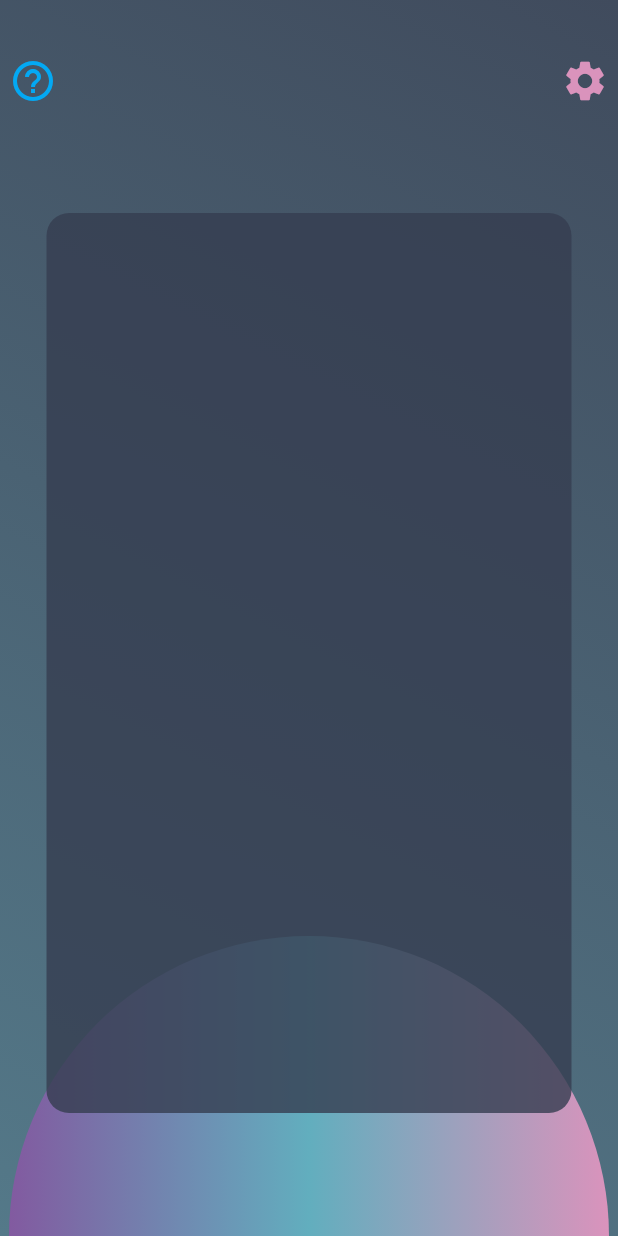
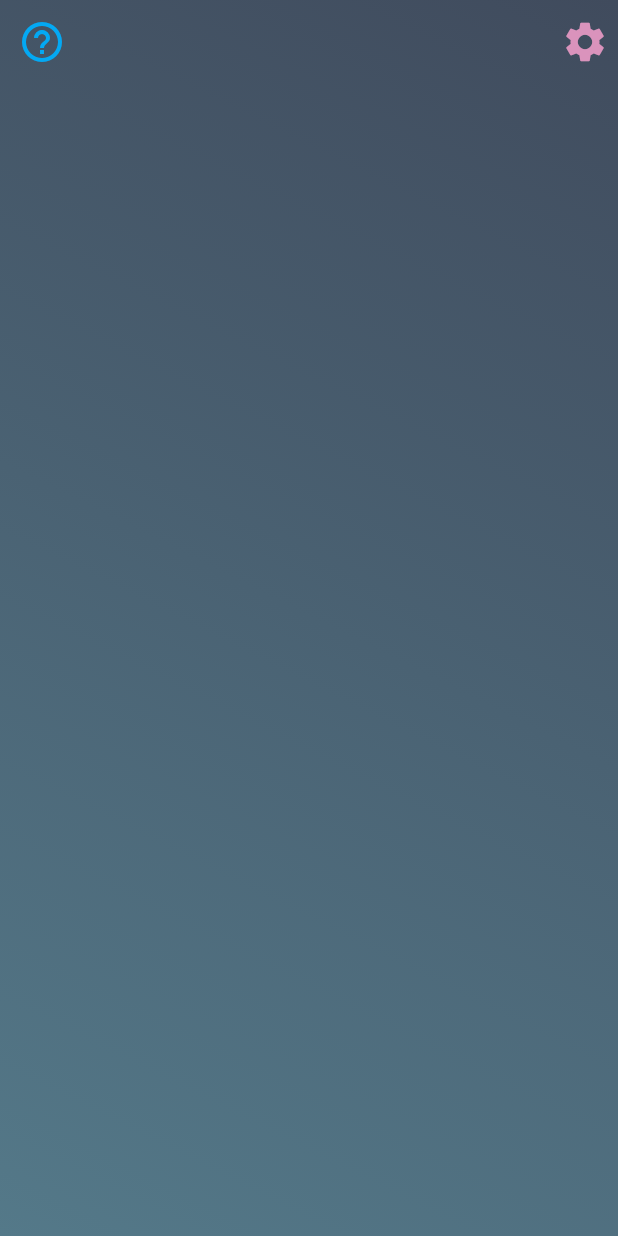
Before and after one commit to tahamousavi8/wordle, a Flutter app: the screen it shows after launch, on a phone screen of 412 x 824 dp. Run offline on Flutter 3.47's test engine with Material 3 defaults, Android fonts, the phone set to English and light mode, and no system bars.

Commit message:
Home page have been edited and removed stack

```diff
--- a/lib/main.dart
+++ b/lib/main.dart
@@ -1,5 +1,4 @@
 import 'package:flutter/material.dart';
-import 'package:wordle/pages/HomePage.dart';
 import 'package:wordle/pages/SplashPage.dart';
 
 void main() {
--- a/lib/pages/HomePage.dart
+++ b/lib/pages/HomePage.dart
@@ -6,11 +6,8 @@ class HomePage extends StatelessWidget {
 
   @override
   Widget build(BuildContext context) {
-    return Scaffold(
-        body: Stack(
-      children: [
-        Positioned.fill(
-          child: Container(
+    return Container(
+      width: double.infinity,
       decoration: const BoxDecoration(
           gradient: LinearGradient(
               begin: Alignment.topRight,
@@ -18,68 +15,27 @@ class HomePage extends StatelessWidget {
               colors: [
             Color.fromRGBO(64, 75, 93, 1),
             Color.fromRGBO(84, 121, 137, 1),
-                  ]),
-            ),
-            child: const Padding(
-              padding: EdgeInsets.only(top: 32),
-              child: Row(
-                mainAxisAlignment: MainAxisAlignment.spaceBetween,
-                children: [
-                  MyIcon(
+          ])),
+      child: Scaffold(
+        backgroundColor: Colors.transparent,
+        appBar: AppBar(
+          elevation: 0,
+          backgroundColor: Colors.transparent,
+          leading: MyIcon(
             myIcon: Icons.help_outline_outlined,
             myColor: Colors.lightBlue,
           ),
+          actions: [
             MyIcon(
               myIcon: Icons.settings,
               myColor: Color.fromRGBO(218, 147, 188, 1),
             ),
           ],
-                crossAxisAlignment: CrossAxisAlignment.start,
+        ),
+        body: Column(
+          children: [],
         ),
       ),
-          ),
-        ),
-        Positioned(
-            bottom: -200,
-            right: 0,
-            left: 0,
-            child: Container(
-              height: 400,
-              decoration: BoxDecoration(
-                color: Colors.transparent,
-              ),
-              child: Center(
-                child: Container(
-                  height: 400,
-                  width: 400,
-                  decoration: BoxDecoration(
-                    gradient: const LinearGradient(
-                        begin: Alignment.bottomRight,
-                        end: Alignment.bottomLeft,
-                        colors: [
-                          Color.fromRGBO(218, 147, 188, 1),
-                          Color.fromRGBO(98, 174, 190, 1),
-                          Color.fromRGBO(130, 90, 160, 1),
-                        ]),
-                    color: Colors.black,
-                    borderRadius: BorderRadius.circular(200),
-                  ),
-                ),
-              ),
-            )),
-        Positioned.fill(
-            bottom: -60,
-            child: Align(
-              alignment: Alignment.center,
-              child: Container(
-                width: 350,
-                height: 600,
-                decoration: BoxDecoration(
-                    color: Color.fromRGBO(53, 61, 80, 0.8),
-                    borderRadius: BorderRadius.circular(15)),
-              ),
-            ))
-      ],
-    ));
+    );
   }
 }
```
Also changed, not shown: lib/pages/old_file.dart (added, +84 -0 lines). Lines whose indentation alone changed are shown as unchanged.
